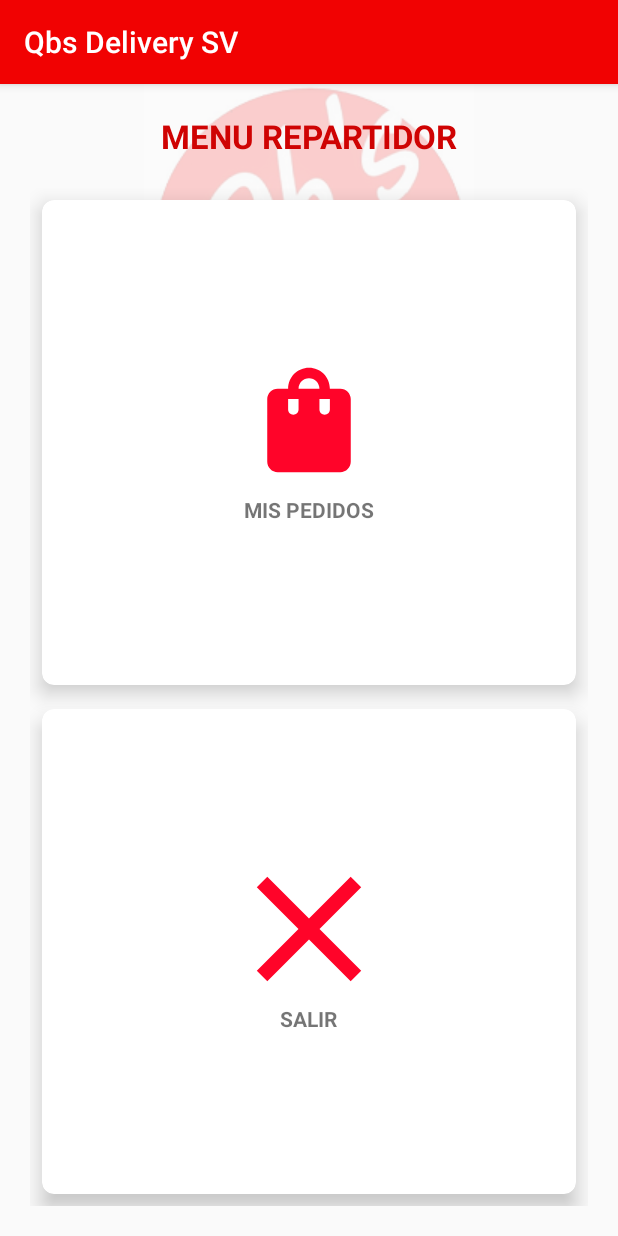
After one commit to lbarrera2020/QBSdelivery, an Android app: the repartidorActivity screen opened directly, with no data from a screen before it, on a phone screen of 412 x 824 dp. The commit adds this screen. Run offline under Robolectric (Android 15) with nearby library versions, the phone set to English and light mode, and no system bars; our stand-ins replace Firebase (no records; nobody signed in at launch, a user with empty details on screens opened directly).

Commit message:
Adicion menu repartidor

```diff
--- a/app/src/main/java/com/example/proyectoelectiva3/CarroComprasFragment.java
+++ b/app/src/main/java/com/example/proyectoelectiva3/CarroComprasFragment.java
@@ -92,7 +92,7 @@ public class CarroComprasFragment extends Fragment {
         tvFooterDescuentos = carroFragment.findViewById(R.id.tvFooterCartDescuentos);
         tvFooterTotal = carroFragment.findViewById(R.id.tvFooterCartTotal);
         recyclerViewCarro = carroFragment.findViewById(R.id.recyclerCart);
-        btnContinuar = carroFragment.findViewById(R.id.btnCartFooterContinuar);
+        btnContinuar = carroFragment.findViewById(R.id.btnCartFooterSalir);
 
         recyclerViewCarro.setHasFixedSize(true);
 
--- a/app/src/main/java/com/example/proyectoelectiva3/Login.java
+++ b/app/src/main/java/com/example/proyectoelectiva3/Login.java
@@ -73,9 +73,9 @@ public class Login extends AppCompatActivity {
                         //Intent i = new Intent(getApplicationContext(), menu_admin.class);
                         Intent i = new Intent(getApplicationContext(), AdminMenu.class);
                         startActivity(i);
-                    }else {
+                    }else if(correo.equals("rep01@qbsdelivery.com")){
 
-                        Intent i = new Intent(getApplicationContext(), principal_navigation.class);
+                        Intent i = new Intent(getApplicationContext(), repartidorActivity.class);
                         startActivity(i);
                     }
                 }
--- /dev/null
+++ b/app/src/main/java/com/example/proyectoelectiva3/repartidorActivity.java
@@ -0,0 +1,55 @@
+package com.example.proyectoelectiva3;
+
+import androidx.appcompat.app.AppCompatActivity;
+import androidx.cardview.widget.CardView;
+
+import android.content.Intent;
+import android.os.Bundle;
+import android.view.View;
+
+import com.google.firebase.auth.FirebaseAuth;
+import com.google.firebase.database.DatabaseReference;
+import com.google.firebase.database.FirebaseDatabase;
+
+public class repartidorActivity extends AppCompatActivity {
+
+    CardView cvAdminPedidos, cvAdminSalir;
+    private FirebaseAuth auntenticacion;
+    private DatabaseReference objdatabase;
+
+    @Override
+    protected void onCreate(Bundle savedInstanceState) {
+        super.onCreate(savedInstanceState);
+        setContentView(R.layout.activity_repartidor);
+
+        auntenticacion = FirebaseAuth.getInstance();
+        objdatabase= FirebaseDatabase.getInstance().getReference();
+
+        cvAdminPedidos = findViewById(R.id.cvAdminPedidos);
+        cvAdminSalir = findViewById(R.id.cvAdminSalir);
+
+
+        cvAdminPedidos.setOnClickListener(new View.OnClickListener() {
+            @Override
+            public void onClick(View v) {
+
+                Intent i= new Intent(getApplicationContext(), pedidos_repartidor.class);
+                startActivity(i);
+                finish();
+            }
+        });
+
+        cvAdminSalir.setOnClickListener(new View.OnClickListener() {
+            @Override
+            public void onClick(View v) {
+                auntenticacion.signOut();
+                Intent i= new Intent(getApplicationContext(), MainActivity.class);
+                startActivity(i);
+                finish();
+            }
+        });
+
+
+
+    }
+}
--- a/app/src/main/res/layout/activity_admin_menu.xml
+++ b/app/src/main/res/layout/activity_admin_menu.xml
@@ -41,7 +41,7 @@
             android:layout_margin="8dp"
             app:cardCornerRadius="8dp"
             app:cardElevation="8dp"
-            android:id="@+id/cvAdminCate"
+            android:id="@+id/cvAdminPedidos"
             >
             <LinearLayout
                 android:layout_width="wrap_content"
--- /dev/null
+++ b/app/src/main/res/layout/activity_repartidor.xml
@@ -0,0 +1,116 @@
+<?xml version="1.0" encoding="utf-8"?>
+<RelativeLayout xmlns:android="http://schemas.android.com/apk/res/android"
+    xmlns:app="http://schemas.android.com/apk/res-auto"
+    xmlns:tools="http://schemas.android.com/tools"
+    android:layout_width="match_parent"
+    android:layout_height="match_parent"
+    tools:context=".repartidorActivity">
+    <ImageView
+        android:id="@+id/bgAdminMant"
+        android:alpha="0.2"
+        android:layout_width="match_parent"
+        android:layout_height="wrap_content"
+        app:srcCompat="@drawable/icono" />
+    <TextView
+        android:id="@+id/tvTituloMante"
+        android:layout_width="match_parent"
+        android:layout_height="wrap_content"
+        android:gravity="center"
+        android:text="MENU REPARTIDOR"
+        android:textColor="#CF0303"
+        android:layout_marginTop="20dp"
+        android:textSize="22sp"
+        android:textStyle="bold" />
+
+    <GridLayout
+        android:layout_width="match_parent"
+        android:layout_height="match_parent"
+        android:layout_below="@id/tvTituloMante"
+        android:rowCount="3"
+        android:columnCount="2"
+        android:layout_margin="20dp"
+        >
+        <androidx.cardview.widget.CardView
+            android:layout_width="wrap_content"
+            android:layout_height="wrap_content"
+            android:layout_row="0"
+            android:layout_column="0"
+            android:layout_gravity="fill"
+            android:layout_rowWeight="1"
+            android:layout_columnWeight="1"
+            android:layout_margin="8dp"
+            app:cardCornerRadius="8dp"
+            app:cardElevation="8dp"
+            android:id="@+id/cvAdminPedidos"
+            >
+            <LinearLayout
+                android:layout_width="wrap_content"
+                android:layout_height="wrap_content"
+                android:orientation="vertical"
+                android:gravity="center"
+                android:layout_gravity="center"
+                >
+
+                <ImageView
+                    android:layout_width="wrap_content"
+                    android:layout_height="wrap_content"
+                    android:src="@mipmap/ic_admin_categoria">
+                </ImageView>
+                <TextView
+                    android:layout_width="wrap_content"
+                    android:layout_height="wrap_content"
+                    android:text="MIS PEDIDOS"
+                    android:layout_marginTop="10dp"
+                    android:textAlignment ="center"
+                    android:gravity="center_horizontal"
+                    android:textStyle="bold">
+
+                </TextView>
+            </LinearLayout>
+        </androidx.cardview.widget.CardView>
+
+
+
+
+            <androidx.cardview.widget.CardView
+            android:layout_width="wrap_content"
+            android:layout_height="wrap_content"
+            android:layout_row="2"
+            android:layout_column="0"
+            android:layout_gravity="fill"
+            android:layout_rowWeight="1"
+            android:layout_columnWeight="1"
+            android:layout_margin="8dp"
+            app:cardCornerRadius="8dp"
+            app:cardElevation="8dp"
+            android:id="@+id/cvAdminSalir"
+            >
+            <LinearLayout
+                android:layout_width="wrap_content"
+                android:layout_height="wrap_content"
+                android:orientation="vertical"
+                android:gravity="center"
+                android:layout_gravity="center"
+                >
+
+                <ImageView
+                    android:layout_width="wrap_content"
+                    android:layout_height="wrap_content"
+                    android:src="@mipmap/ic_admin_salir">
+                </ImageView>
+                <TextView
+                    android:layout_width="wrap_content"
+                    android:layout_height="wrap_content"
+                    android:text="SALIR"
+                    android:layout_marginTop="10dp"
+                    android:textAlignment ="center"
+                    android:gravity="center_horizontal"
+                    android:textStyle="bold">
+                </TextView>
+            </LinearLayout>
+        </androidx.cardview.widget.CardView>
+
+    </GridLayout>
+
+
+</RelativeLayout>
--- a/app/src/main/res/layout/fragment_carro_compras.xml
+++ b/app/src/main/res/layout/fragment_carro_compras.xml
@@ -141,7 +141,7 @@
             </LinearLayout>
         </androidx.cardview.widget.CardView>
         <Button
-            android:id="@+id/btnCartFooterContinuar"
+            android:id="@+id/btnCartFooterSalir"
             android:text="Continuar"
             android:textColor="@android:color/white"
             android:layout_marginBottom="50dp"
```
Also changed, not shown: app/src/main/AndroidManifest.xml (+6 -2 lines), app/src/main/java/com/example/proyectoelectiva3/AdminMenu.java (+1 -8 lines), app/src/main/java/com/example/proyectoelectiva3/pedidos_repartidor.java (added, +14 -0 lines), app/src/main/res/layout/activity_pedidos_repartidor.xml (added, +73 -0 lines).
